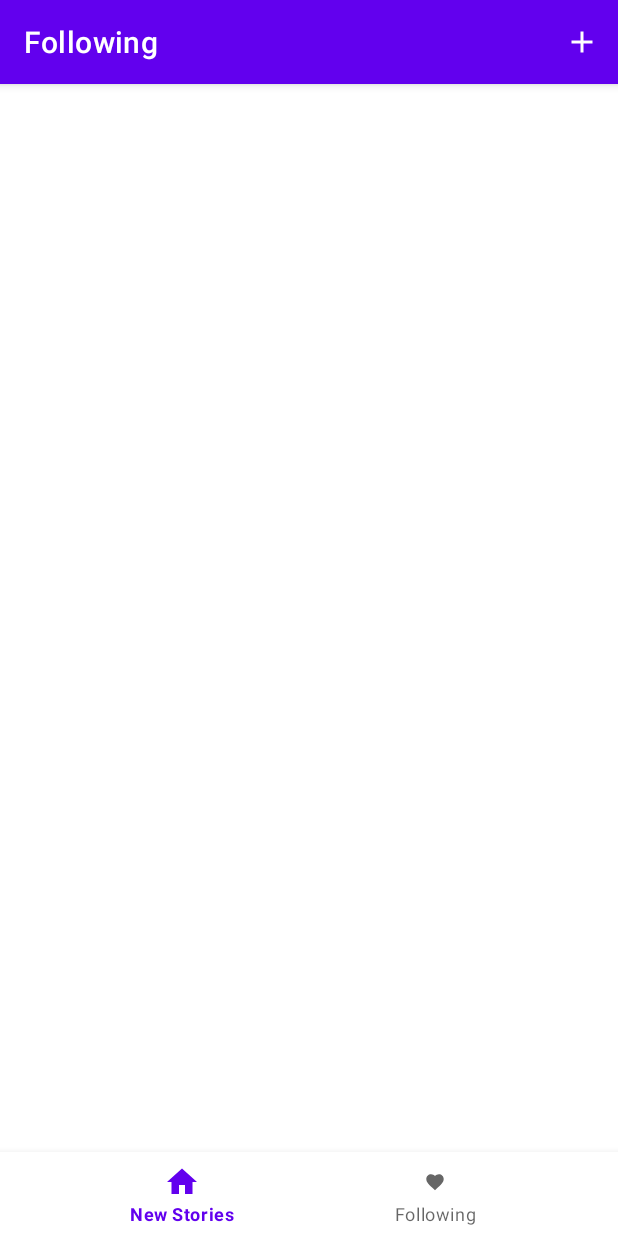
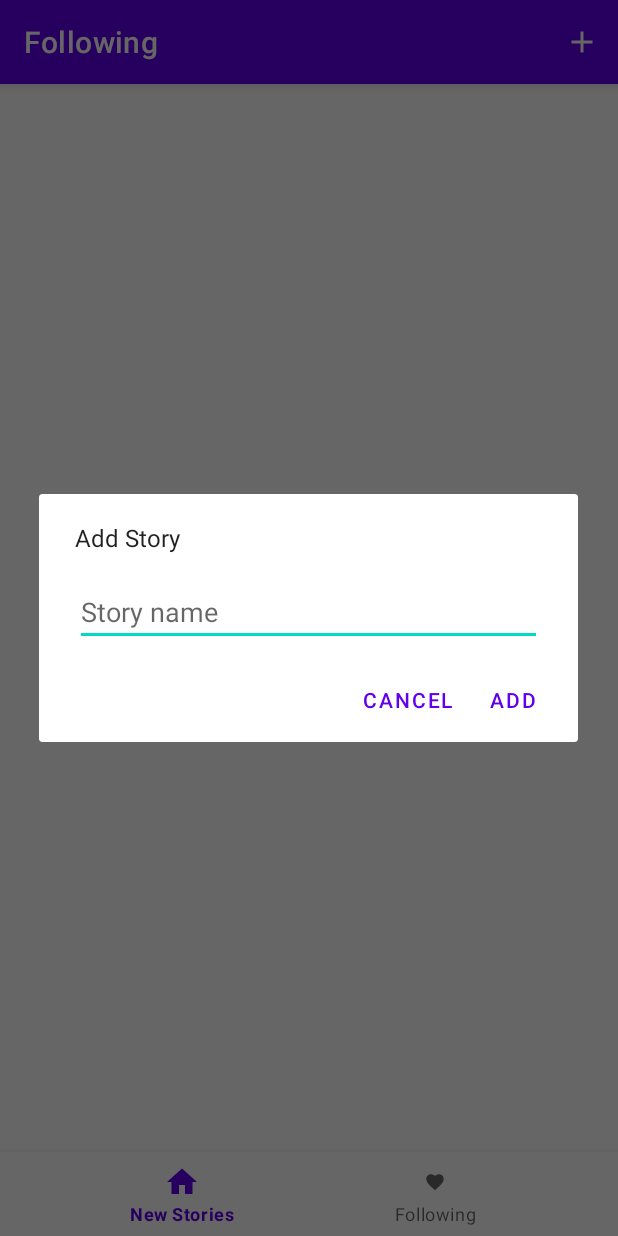
Before and after one commit to IanLuong/NewsBreak, an Android app: the FollowingFragment screen opened through its navigation route, after a tap on "Add Story", on a phone screen of 412 x 824 dp. Run offline under Robolectric (Android 15) with nearby library versions, the phone set to English and light mode, and no system bars; our stand-ins replace Picasso, Room's generated code, navigation-ui; pictures from the network do not load; 2 statements that could not run were skipped.

Commit message:
Set up placeholder story add dialog

```diff
--- a/app/src/main/java/com/ianluong/newsbreak/ui/following/FollowingFragment.kt
+++ b/app/src/main/java/com/ianluong/newsbreak/ui/following/FollowingFragment.kt
@@ -18,6 +18,8 @@ import com.ianluong.newsbreak.SearchActivity
 import com.ianluong.newsbreak.database.Story
 import java.util.*
 
+private const val DIALOG_STORY_ADD = "DialogStoryADD"
+private const val REQUEST_ADD_STORY = 1
 
 class FollowingFragment : Fragment() {
 
@@ -54,11 +56,14 @@ class FollowingFragment : Fragment() {
     }
 
     override fun onOptionsItemSelected(item: MenuItem): Boolean {
-        if(item.itemId == R.id.menu_item_add_story) {
+        return if(item.itemId == R.id.menu_item_add_story) {
             Toast.makeText(context, "PLACEHOLDER: MADE A STORY", Toast.LENGTH_SHORT).show()
-            return true
+            StoryAddFragment().apply {
+                show(this@FollowingFragment.childFragmentManager, DIALOG_STORY_ADD)
+            }
+            true
         } else {
-            return super.onOptionsItemSelected(item)
+            super.onOptionsItemSelected(item)
         }
     }
 
--- /dev/null
+++ b/app/src/main/java/com/ianluong/newsbreak/ui/following/StoryAddFragment.kt
@@ -0,0 +1,23 @@
+package com.ianluong.newsbreak.ui.following
+
+import android.app.AlertDialog
+import android.app.Dialog
+import android.os.Bundle
+import androidx.fragment.app.DialogFragment
+import com.ianluong.newsbreak.R
+
+class StoryAddFragment: DialogFragment() {
+        override fun onCreateDialog(savedInstanceState: Bundle?): Dialog {
+            val builder: AlertDialog.Builder = activity.let {
+                AlertDialog.Builder(it)
+            }
+            val inflater = layoutInflater
+
+            builder.setView(inflater.inflate(R.layout.dialog_add_story, null))
+                .setMessage("Add Story")
+                .setPositiveButton("Add") { _,_ -> }
+                .setNegativeButton("Cancel") {_,_ ->}
+            return builder.create()
+
+        }
+}
--- /dev/null
+++ b/app/src/main/res/layout/dialog_add_story.xml
@@ -0,0 +1,18 @@
+<?xml version="1.0" encoding="utf-8"?>
+<LinearLayout xmlns:android="http://schemas.android.com/apk/res/android"
+    android:orientation="vertical"
+    android:layout_width="wrap_content"
+    android:layout_height="wrap_content">
+
+    <EditText
+        android:id="@+id/add_story"
+        android:inputType="text"
+        android:layout_width="match_parent"
+        android:layout_height="wrap_content"
+        android:layout_marginTop="8dp"
+        android:layout_marginLeft="24dp"
+        android:layout_marginRight="24dp"
+        android:layout_marginBottom="8dp"
+        android:hint="Story name" />
+
+</LinearLayout>
```
